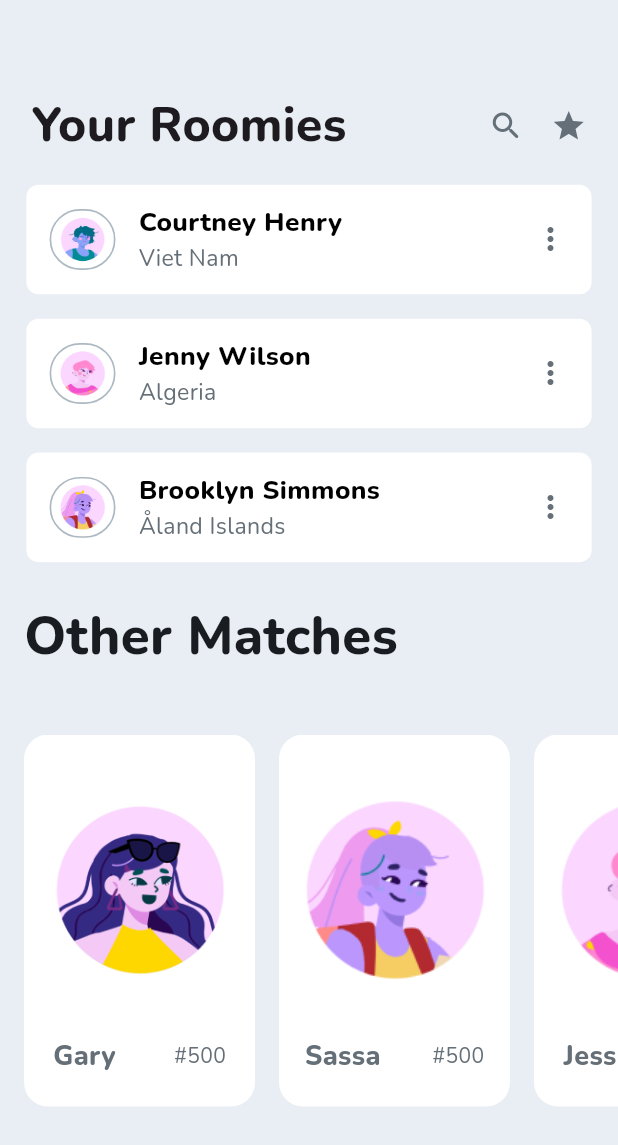
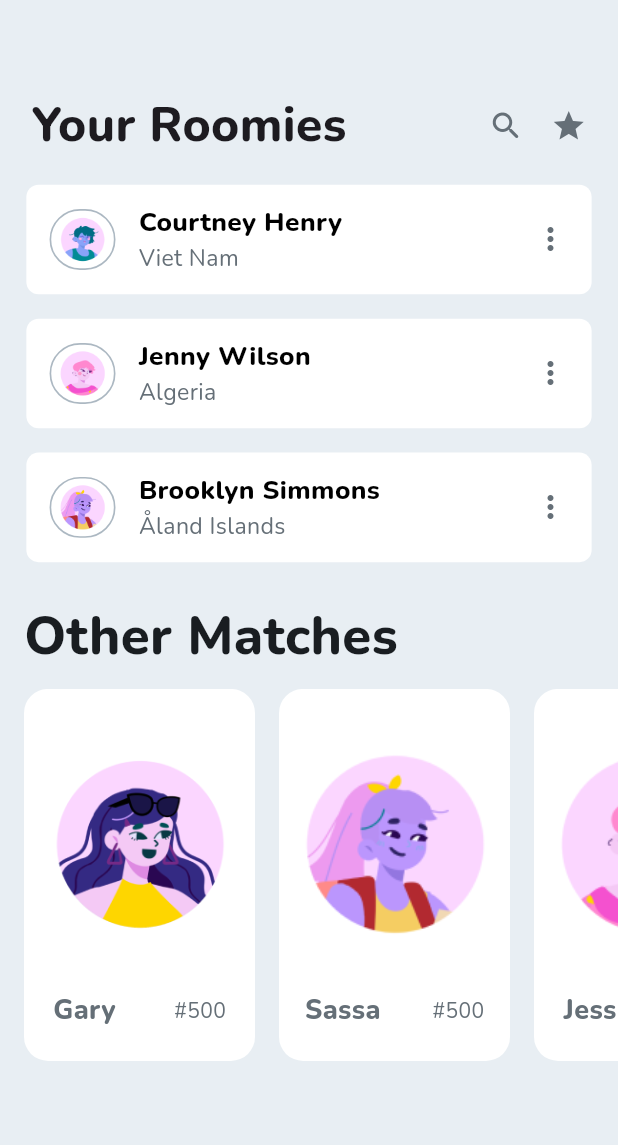
Before and after one commit to Samir-Sattarov/Student-Travel-Application, a Flutter app: the DiscoveryScreenThree screen opened directly, on a phone screen of 412 x 824 dp. Shown: the top 1145 px of the screen. Run offline on Flutter 3.47's test engine with Material 2 defaults, Android fonts, the phone set to English and light mode, and no system bars; our stand-ins replace flutter_keyboard_visibility, flutter_screenutil, flutter_svg, google_fonts.

Commit message:
fix bags

```diff
--- a/lib/screens/discovery_screen_three.dart
+++ b/lib/screens/discovery_screen_three.dart
@@ -110,7 +110,7 @@ class _DiscoveryScreenThreeState extends State<DiscoveryScreenThree> {
               ),
             ]),
             SizedBox(
-              height: 40.h,
+              height: 10.h,
             ),
             SingleChildScrollView(
               scrollDirection: Axis.horizontal,
--- a/lib/widgets/trips_widgets.dart
+++ b/lib/widgets/trips_widgets.dart
@@ -18,8 +18,8 @@ class TripsEntityWidgets extends StatelessWidget {
         )
       ]),
       child: Container(
-        width: 343.w,
-        height: 277.5.h,
+        // width: 343.w,
+        // height: 277.5.h,
         decoration: BoxDecoration(
           borderRadius: BorderRadius.circular(16),
           color: const Color(0xffCBE3FF),
```
Also changed, not shown: 1 other file.
